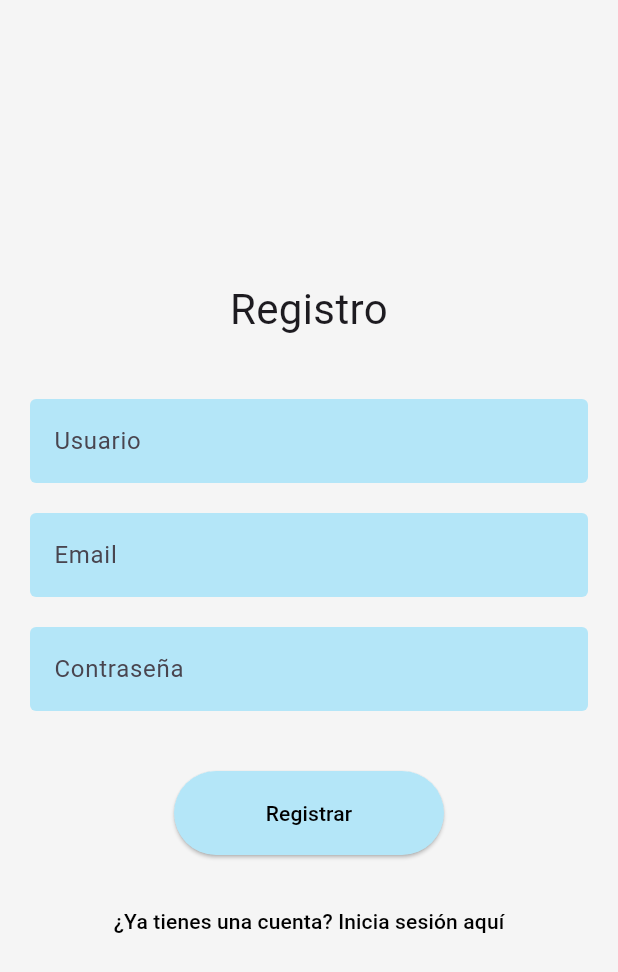
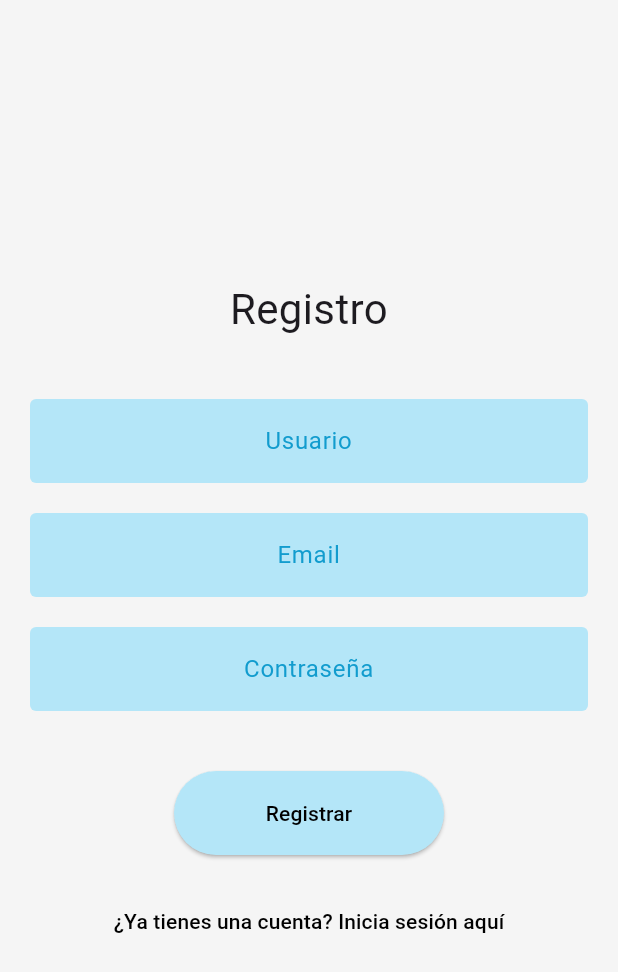
Before and after one commit to juanca-uniandes/miso2024_maquetacion_mobile, a Flutter app: the screen it shows after launch, after a tap on "¿Nuevo aquí? Regístrate", on a phone screen of 412 x 824 dp. Shown: the top 972 px of the screen. Run offline on Flutter 3.47's test engine with Material 3 defaults, Android fonts, the phone set to English and light mode, and no system bars.

Commit message:
Adicionar colores correctos a los inputs

```diff
--- a/lib/views/login_screen.dart
+++ b/lib/views/login_screen.dart
@@ -20,21 +20,25 @@ class LoginScreen extends StatelessWidget {
                 textAlign: TextAlign.center,
               ),
               SizedBox(height: 40),
-              const TextField(
+              TextField(
+                textAlign: TextAlign.center, // Centrar texto
                 decoration: InputDecoration(
                   filled: true,
                   fillColor: Color(0xFFB4E6F8),
                   hintText: 'Usuario',
+                  hintStyle: TextStyle(color: Color(0xFF129CCE)), // Color del placeholder
                   border: OutlineInputBorder(borderSide: BorderSide.none),
                 ),
               ),
               SizedBox(height: 20),
-              const TextField(
+              TextField(
                 obscureText: true,
+                textAlign: TextAlign.center, // Centrar texto
                 decoration: InputDecoration(
                   filled: true,
                   fillColor: Color(0xFFB4E6F8),
                   hintText: 'Contraseña',
+                  hintStyle: TextStyle(color: Color(0xFF129CCE)), // Color del placeholder
                   border: OutlineInputBorder(borderSide: BorderSide.none),
                 ),
               ),
--- a/lib/views/register_screen.dart
+++ b/lib/views/register_screen.dart
@@ -21,29 +21,35 @@ class RegisterScreen extends StatelessWidget {
               ),
               SizedBox(height: 40),
               TextField(
+                textAlign: TextAlign.center, // Centrar texto
                 decoration: InputDecoration(
                   filled: true,
                   fillColor: Color(0xFFB4E6F8),
                   hintText: 'Usuario',
+                  hintStyle: TextStyle(color: Color(0xFF129CCE)), // Color del placeholder
                   border: OutlineInputBorder(borderSide: BorderSide.none),
                 ),
               ),
               SizedBox(height: 20),
               TextField(
+                textAlign: TextAlign.center, // Centrar texto
                 decoration: InputDecoration(
                   filled: true,
                   fillColor: Color(0xFFB4E6F8),
                   hintText: 'Email',
+                  hintStyle: TextStyle(color: Color(0xFF129CCE)), // Color del placeholder
                   border: OutlineInputBorder(borderSide: BorderSide.none),
                 ),
               ),
               SizedBox(height: 20),
               TextField(
                 obscureText: true,
+                textAlign: TextAlign.center, // Centrar texto
                 decoration: InputDecoration(
                   filled: true,
                   fillColor: Color(0xFFB4E6F8),
                   hintText: 'Contraseña',
+                  hintStyle: TextStyle(color: Color(0xFF129CCE)), // Color del placeholder
                   border: OutlineInputBorder(borderSide: BorderSide.none),
                 ),
               ),
```
